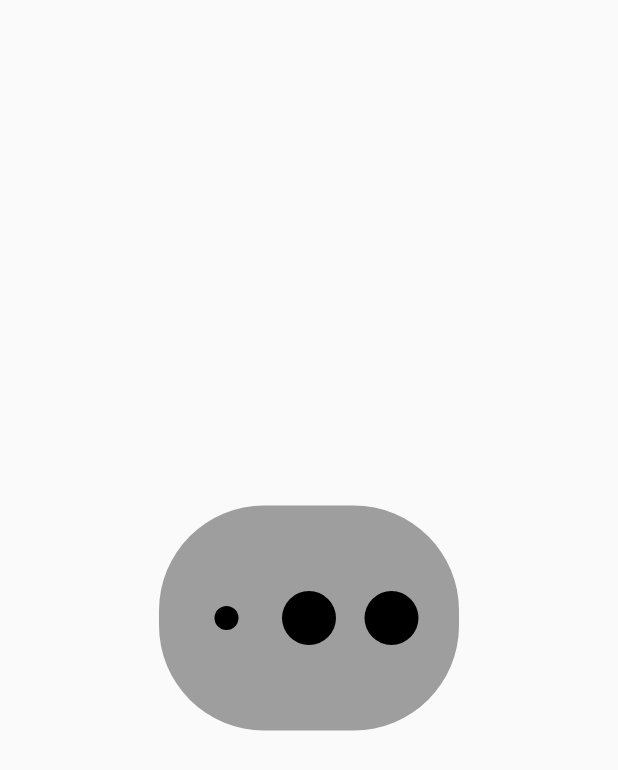
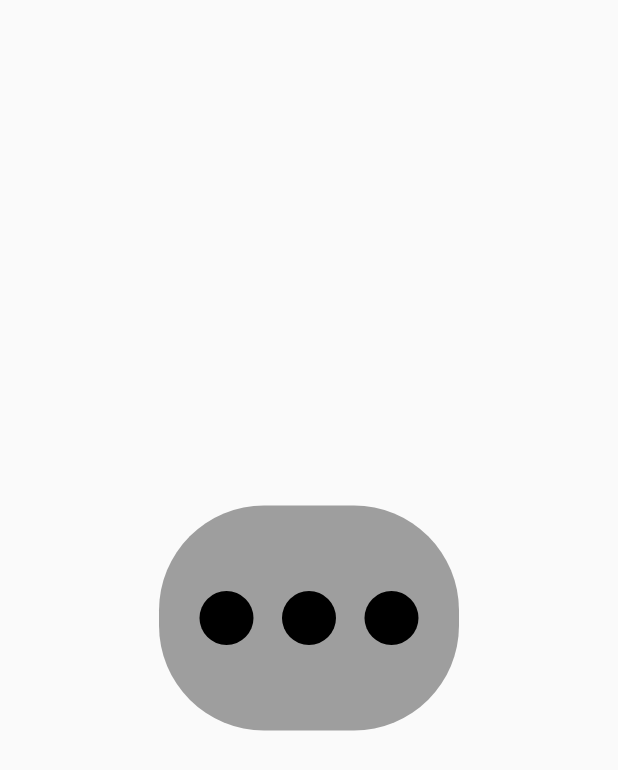
Before and after one commit to kapiljhajhria/typig_animation, a Flutter app: the screen it shows after launch, on a phone screen of 412 x 824 dp. Shown: the top 770 px of the screen. Run offline on Flutter 3.47's test engine with Material 2 defaults, Android fonts, the phone set to English and light mode, and no system bars.

Commit message:
switched to scaleTransition from transform.scale
one dot using scaleTransition and other 2 using transform.scale

```diff
--- a/lib/main.dart
+++ b/lib/main.dart
@@ -46,7 +46,8 @@ class _TypingDotsState extends State<TypingDots>
             mainAxisAlignment: MainAxisAlignment.spaceEvenly,
             children: <Widget>[
               ScaleTransition(
-                scale: typingAnimationController,
+                scale: Tween(begin: 1.0, end: 2.0)
+                    .animate(typingAnimationController),
                 child: Container(
                   width: radius,
                   height: radius,
```
